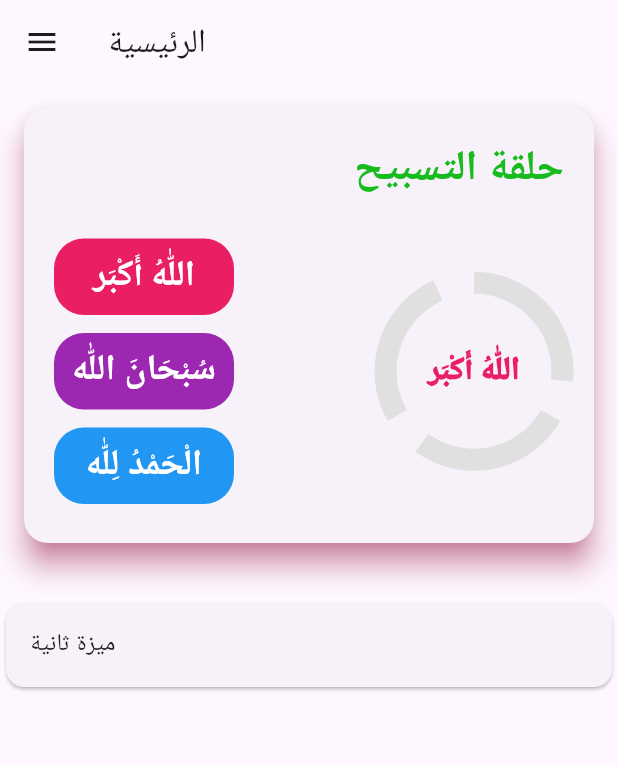
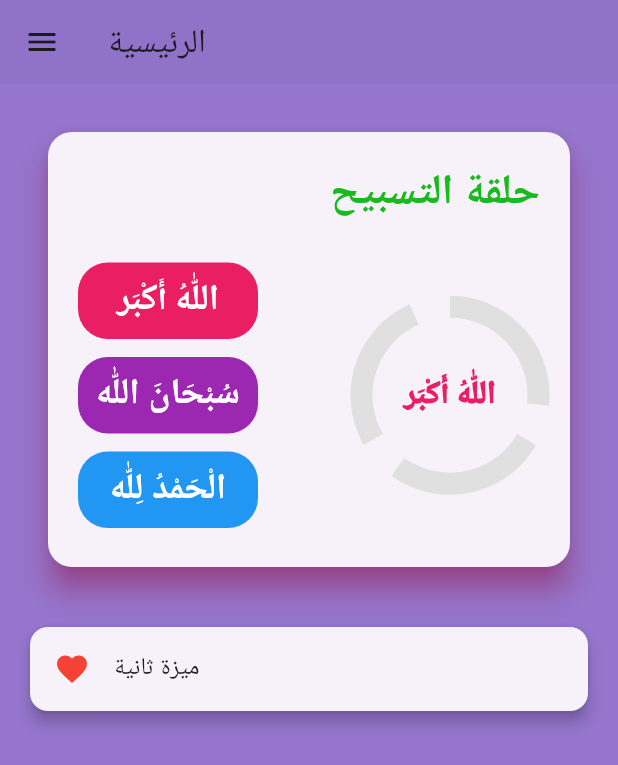
Before and after one commit to Alaa17/Azkar, a Flutter app: the screen it shows after launch, on a phone screen of 412 x 824 dp. Shown: the top 765 px of the screen. Run offline on Flutter 3.47's test engine with Material 3 defaults, Android fonts, the phone set to English and light mode, and no system bars; drawn by our look-alikes of hidden_drawer_menu.

Commit message:
create hideendrawer

```diff
--- a/lib/main.dart
+++ b/lib/main.dart
@@ -1,21 +1,21 @@
+
 import 'package:flutter/material.dart';
 import 'package:my_azkar/splash/hidden_drawer.dart';
-import 'package:my_azkar/splash/home_page.dart';
-
 
 void main() {
-  runApp(const MyAZKAR());
+  runApp(MyAzkarApp());
 }
 
-class MyAZKAR extends StatelessWidget {
-  const MyAZKAR({super.key});
-
+class MyAzkarApp extends StatelessWidget {
   @override
   Widget build(BuildContext context) {
     return MaterialApp(
       debugShowCheckedModeBanner: false,
-      home:  HomePage(),
-     theme: ThemeData(primarySwatch: Colors.deepPurple),
+      home: HiddenDrawer(),
+      title: 'تطبيقي',
+           theme: ThemeData(primarySwatch: Colors.deepPurple),
+
+       // هنا نبدأ من الهيدن دراور
     );
   }
 }
--- a/lib/splash/home_page.dart
+++ b/lib/splash/home_page.dart
@@ -5,56 +5,24 @@ class HomePage extends StatelessWidget {
   @override
   Widget build(BuildContext context) {
     return Scaffold(
-      appBar: AppBar(title: Text("الرئيسية")),
-
-      // ✅ هنا نضيف الدروار
-      drawer: Drawer(
-        child: ListView(
-          padding: EdgeInsets.zero,
-          children: [
-            DrawerHeader(
-              decoration: BoxDecoration(color: Colors.green),
-              child: Text(
-                'أذكار المسلم',
-                style: TextStyle(color: Colors.white, fontSize: 24),
-              ),
-            ),
-            ListTile(
-              leading: Icon(Icons.home),
-              title: Text('الرئيسية'),
-              onTap: () {
-                Navigator.pop(context); // يرجّع الدروار
-              },
-            ),
-            ListTile(
-              leading: Icon(Icons.book),
-              title: Text('ختمة القرآن'),
-              onTap: () {
-                // افتح صفحة ختمة
-              },
-            ),
-            ListTile(
-              leading: Icon(Icons.settings),
-              title: Text('الإعدادات'),
-              onTap: () {
-                // افتح صفحة الإعدادات
-              },
-            ),
-          ],
-        ),
-      ),
-
-      body: SingleChildScrollView(
+      backgroundColor: Colors.deepPurple.shade300,
+      body: SafeArea(
+        child: SingleChildScrollView(
+          padding: EdgeInsets.all(16),
           child: Column(
             children: [
-            TasbeehScreen(), // ✅ أول كارت
+              TasbeehScreen(), // الكارت الأول
               SizedBox(height: 20),
               Card(
+                elevation: 4,
                 child: ListTile(
+                  leading: Icon(Icons.favorite, color: Colors.red),
                   title: Text("ميزة ثانية"),
                 ),
               ),
+              // تقدر تضيف كروت تانية هنا
             ],
+          ),
         ),
       ),
     );
```
Also changed, not shown: lib/splash/hidden_drawer.dart (+21 -98 lines). Lines whose indentation alone changed are shown as unchanged.
